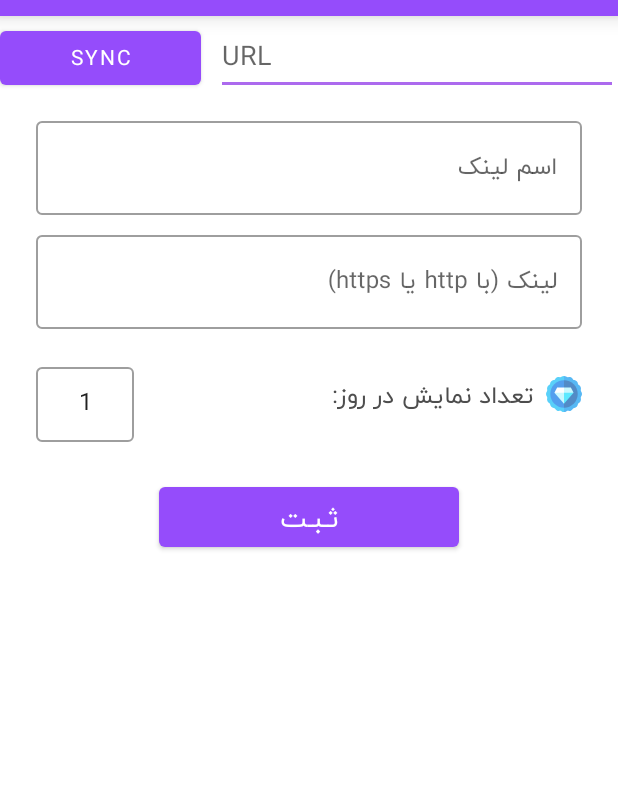
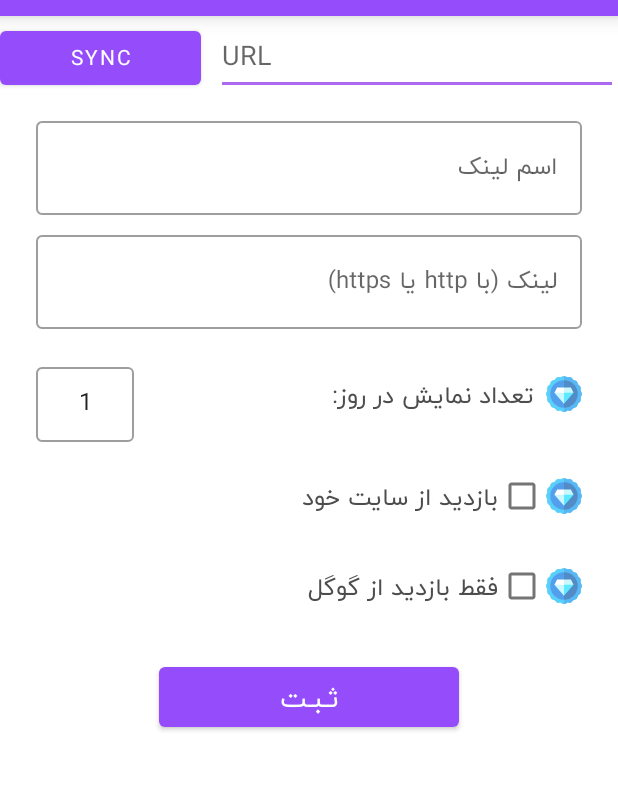
Before and after one commit to SadeghTjk/DantehViewer, an Android app: the fragment LinkFragment placed in its activity, on a phone screen of 412 x 824 dp, the part 68-859 px from its top. Run offline under Robolectric (Android 15) with nearby library versions, the phone set to English and light mode, and no system bars; libraries missing offline, so code that uses them is left out: com.parse, com.parse.livequery, ir.tapsell.sdk; 4 statements that could not run were skipped.

Commit message:
google only and self show

```diff
--- a/app/src/main/java/net/danteh/dantehviewer/fragments/LinkFragment.java
+++ b/app/src/main/java/net/danteh/dantehviewer/fragments/LinkFragment.java
@@ -11,6 +11,7 @@ import android.view.LayoutInflater;
 import android.view.View;
 import android.view.ViewGroup;
 import android.webkit.URLUtil;
+import android.widget.CheckBox;
 import android.widget.Toast;
 
 import androidx.fragment.app.Fragment;
@@ -28,21 +29,14 @@ import net.danteh.dantehviewer.R;
 
 import static net.danteh.dantehviewer.MainActivity.TAG;
 
-/**
- * A simple {@link Fragment} subclass.
- * Activities that contain this fragment must implement the
- * {@link LinkFragment.OnFragmentInteractionListener} interface
- * to handle interaction events.
- * Use the {@link LinkFragment} factory method to
- * create an instance of this fragment.
- */
 public class LinkFragment extends Fragment {
 
     private MaterialButton submit_btn;
     private TextInputEditText urlname_input, url_input, linkShowCount;
     private TextInputLayout linkCounterInput,urlInputLayuot;
     private String urlname, url;
-    int num;
+    private CheckBox googleOnly,selfShow;
+    int num,showCount;
 
     private OnFragmentInteractionListener mListener;
 
@@ -66,6 +60,9 @@ public class LinkFragment extends Fragment {
         linkShowCount = v.findViewById(R.id.link_show_count);
         linkCounterInput = v.findViewById(R.id.link_counter_input);
         urlInputLayuot = v.findViewById(R.id.url_input_layout);
+        googleOnly = v.findViewById(R.id.googleOnly_check);
+        selfShow = v.findViewById(R.id.selfshow_check);
+
         //check for view number between 0-200 per day
         linkShowCount.addTextChangedListener(new TextWatcher() {
             @Override
@@ -92,7 +89,7 @@ public class LinkFragment extends Fragment {
                 }
             }
         });
-
+        //check url input
         url_input.addTextChangedListener(new TextWatcher() {
             @Override
             public void beforeTextChanged(CharSequence charSequence, int i, int i1, int i2) {
@@ -119,6 +116,7 @@ public class LinkFragment extends Fragment {
             public void onClick(View view) {
                 urlname = urlname_input.getText().toString().trim();
                 url = url_input.getText().toString().trim();
+                showCount = Integer.parseInt(linkShowCount.getText().toString().trim());
 //                if (mListener != null) {
 //                    mListener.onFragmentInteraction(urlname, url);
 //                }
@@ -127,14 +125,15 @@ public class LinkFragment extends Fragment {
                 alink.put("urlName",urlname);
                 alink.put("URL",url);
                 alink.put("createdBy", ParseUser.getCurrentUser());
-                alink.put("viewCount",1);
+                alink.put("viewCount",showCount);
+                alink.put("googleOnly",googleOnly.isChecked());
+                alink.put("selfShow",selfShow.isChecked());
                 alink.saveInBackground(new SaveCallback() {
                     @Override
                     public void done(ParseException e) {
                         if(e == null){
                             Toast.makeText(requireActivity(), "لینک شما اضافه شد", Toast.LENGTH_SHORT).show();
                             url_input.setText("");
-
                         }
                         else {
                             Toast.makeText(requireActivity(), ""+e.getCode() +" : " +e.getMessage(), Toast.LENGTH_SHORT).show();
--- a/app/src/main/res/layout/fragment_link.xml
+++ b/app/src/main/res/layout/fragment_link.xml
@@ -1,55 +1,58 @@
 <?xml version="1.0" encoding="utf-8"?>
 <FrameLayout xmlns:android="http://schemas.android.com/apk/res/android"
+    xmlns:app="http://schemas.android.com/apk/res-auto"
     xmlns:tools="http://schemas.android.com/tools"
     android:layout_width="match_parent"
     android:layout_height="match_parent"
     android:layoutDirection="rtl"
-    xmlns:app="http://schemas.android.com/apk/res-auto"
     tools:context=".fragments.LinkFragment">
 
     <LinearLayout
         android:layout_width="match_parent"
         android:layout_height="match_parent"
+        android:layout_marginTop="12dp"
         android:orientation="vertical"
         android:paddingStart="24dp"
         android:paddingEnd="24dp"
-        android:layout_marginTop="12dp"
         android:visibility="visible">
 
         <com.google.android.material.textview.MaterialTextView
             android:layout_width="match_parent"
             android:layout_height="wrap_content"
+            android:layout_marginTop="8dp"
             android:layout_marginBottom="12dp"
-            android:layout_marginTop="8dp"
             android:gravity="center"
             android:text="@string/link_describe"
+            android:textColor="#4D4D4D"
             android:textSize="16sp"
-            android:textColor="#4D4D4D"
-            android:visibility="gone"/>
+            android:visibility="gone" />
+
         <com.google.android.material.textfield.TextInputLayout
+            style="@style/Widget.MaterialComponents.TextInputLayout.OutlinedBox"
             android:layout_width="match_parent"
             android:layout_height="wrap_content"
             android:hint="اسم لینک"
-            app:boxBackgroundColor="@android:color/transparent"
-            style="@style/Widget.MaterialComponents.TextInputLayout.OutlinedBox">
+            app:boxBackgroundColor="@android:color/transparent">
+
             <com.google.android.material.textfield.TextInputEditText
                 android:id="@+id/urlname_input"
-                android:maxLines="1"
                 android:layout_width="match_parent"
-                android:layout_height="wrap_content"/>
+                android:layout_height="wrap_content"
+                android:maxLines="1" />
         </com.google.android.material.textfield.TextInputLayout>
 
         <com.google.android.material.textfield.TextInputLayout
             android:id="@+id/url_input_layout"
+            style="@style/Widget.MaterialComponents.TextInputLayout.OutlinedBox"
             android:layout_width="match_parent"
             android:layout_height="wrap_content"
+            android:layout_marginTop="8dp"
             android:hint="لینک (با http یا https)"
             app:boxBackgroundColor="@android:color/transparent"
             app:boxStrokeErrorColor="@color/errorTexts"
-            app:errorTextAppearance="@style/ErrorTexts"
             app:errorIconDrawable="@null"
-            android:layout_marginTop="8dp"
-            style="@style/Widget.MaterialComponents.TextInputLayout.OutlinedBox">
+            app:errorTextAppearance="@style/ErrorTexts">
+
             <com.google.android.material.textfield.TextInputEditText
                 android:id="@+id/url_input"
                 android:layout_width="match_parent"
@@ -59,16 +62,17 @@
         <LinearLayout
             android:layout_width="match_parent"
             android:layout_height="wrap_content"
-            android:orientation="horizontal"
+            android:layout_marginTop="12dp"
             android:gravity="center"
-            android:layout_marginTop="12dp">
+            android:orientation="horizontal">
 
             <androidx.appcompat.widget.AppCompatImageView
                 android:layout_width="24dp"
                 android:layout_height="24dp"
-                app:srcCompat="@drawable/ic_premium_diamond"
                 android:layout_marginEnd="8dp"
-                android:alpha="0.7" />
+                android:alpha="0.7"
+                app:srcCompat="@drawable/ic_premium_diamond" />
+
             <TextView
                 android:id="@+id/textView"
                 android:layout_width="wrap_content"
@@ -77,29 +81,32 @@
                 android:text="تعداد نمایش در روز:"
                 android:textColor="#4D4D4D"
                 android:textSize="16sp" />
+
             <LinearLayout
                 android:layout_width="match_parent"
                 android:layout_height="wrap_content"
-                android:orientation="horizontal"
-                android:gravity="end">
+                android:gravity="end"
+                android:orientation="horizontal">
+
                 <com.google.android.material.textfield.TextInputLayout
                     android:id="@+id/link_counter_input"
+                    style="@style/Widget.MaterialComponents.TextInputLayout.OutlinedBox.Dense"
                     android:layout_width="65dp"
                     android:layout_height="wrap_content"
-                    style="@style/Widget.MaterialComponents.TextInputLayout.OutlinedBox.Dense"
+                    android:layout_marginTop="8dp"
                     android:paddingTop="-10dp"
                     android:paddingBottom="-10dp"
                     app:boxBackgroundColor="@android:color/transparent"
                     app:boxStrokeErrorColor="@color/errorTexts"
-                    app:errorTextAppearance="@style/ErrorTexts"
                     app:errorIconDrawable="@null"
-                    android:layout_marginTop="8dp">
+                    app:errorTextAppearance="@style/ErrorTexts">
+
                     <com.google.android.material.textfield.TextInputEditText
+                        android:id="@+id/link_show_count"
                         android:layout_width="65dp"
                         android:layout_height="50dp"
-                android:id="@+id/link_show_count"
+                        android:ems="10"
                         android:gravity="center"
-                android:ems="10"
                         android:inputType="numberSigned"
                         android:selectAllOnFocus="true"
                         android:singleLine="true"
@@ -108,14 +115,60 @@
             </LinearLayout>
         </LinearLayout>
 
+        <LinearLayout
+            android:layout_width="match_parent"
+            android:layout_height="wrap_content"
+            android:layout_marginTop="12dp"
+            android:gravity="start|center"
+            android:orientation="horizontal">
+
+            <androidx.appcompat.widget.AppCompatImageView
+                android:layout_width="24dp"
+                android:layout_height="24dp"
+                android:layout_marginEnd="0dp"
+                android:alpha="0.7"
+                app:srcCompat="@drawable/ic_premium_diamond" />
+
+            <com.google.android.material.checkbox.MaterialCheckBox
+                android:id="@+id/selfshow_check"
+                android:layout_width="wrap_content"
+                android:layout_height="wrap_content"
+                android:text="بازدید از سایت خود"
+                android:textColor="#4D4D4D"
+                android:textSize="16sp" />
+        </LinearLayout>
+
+        <LinearLayout
+            android:layout_width="match_parent"
+            android:layout_height="wrap_content"
+            android:layout_marginTop="12dp"
+            android:gravity="start|center"
+            android:orientation="horizontal">
+
+            <androidx.appcompat.widget.AppCompatImageView
+                android:layout_width="24dp"
+                android:layout_height="24dp"
+                android:layout_marginEnd="0dp"
+                android:alpha="0.7"
+                app:srcCompat="@drawable/ic_premium_diamond" />
+
+            <com.google.android.material.checkbox.MaterialCheckBox
+                android:id="@+id/googleOnly_check"
+                android:layout_width="wrap_content"
+                android:layout_height="wrap_content"
+                android:text="فقط بازدید از گوگل"
+                android:textColor="#4D4D4D"
+                android:textSize="16sp" />
+        </LinearLayout>
+
         <com.google.android.material.button.MaterialButton
             android:id="@+id/sendLink_btn"
             android:layout_width="200dp"
             android:layout_height="wrap_content"
+            android:layout_gravity="center"
             android:layout_marginTop="24dp"
             android:text="ثـبـت"
-            android:textSize="18sp"
-            android:layout_gravity="center"/>
+            android:textSize="18sp" />
     </LinearLayout>
 
 
```
Lines whose indentation alone changed are shown as unchanged.
